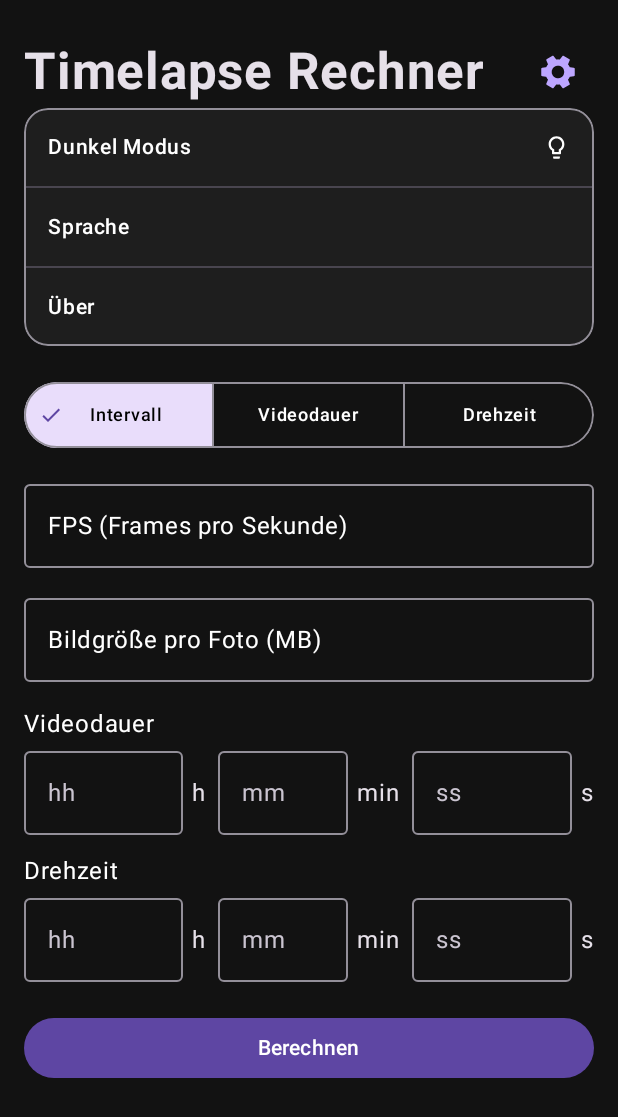
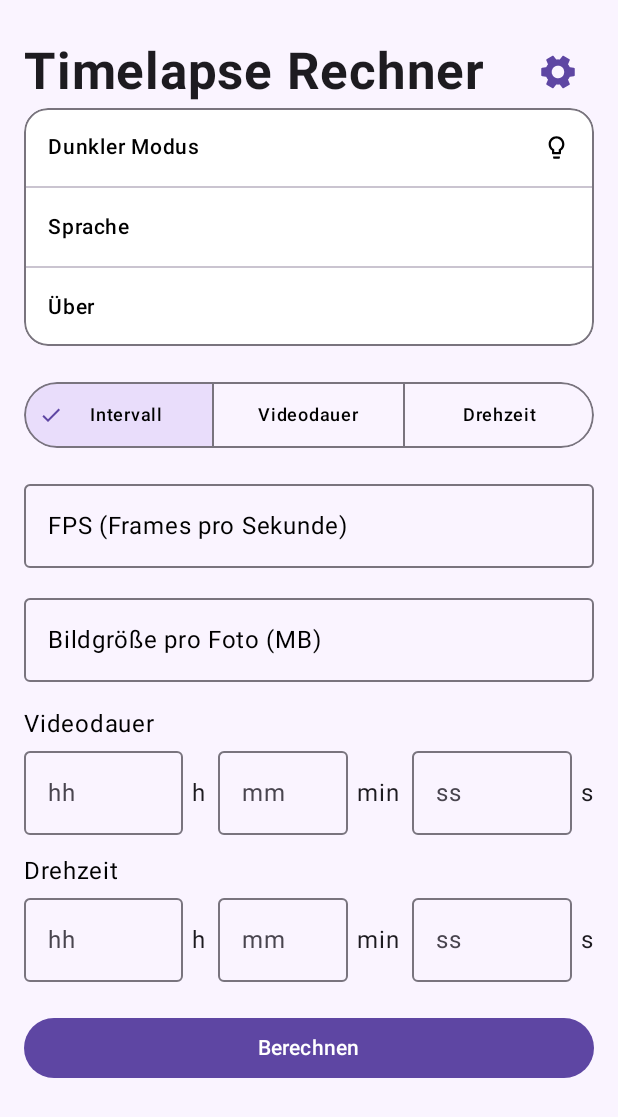
Before and after one commit to VikShepo/timelapse_calculator, an Android app built with Jetpack Compose: the screen it shows after launch (MainActivity), after a tap on "Heller Modus", on a phone screen of 412 x 824 dp. Shown: the top 1117 px of the screen. Run offline under Robolectric (Android 15) with nearby library versions, the phone set to English and light mode, and no system bars; 2 other taps on this screen came first.

Commit message:
"Heller Modus" und "Dunkler Modus" vertauscht

```diff
--- a/app/src/main/java/com/example/timelapsecalculator/MainActivity.kt
+++ b/app/src/main/java/com/example/timelapsecalculator/MainActivity.kt
@@ -233,7 +233,7 @@ fun TimelapseScreen(isDarkMode: Boolean, onToggleDark: () -> Unit) {
 						.padding(horizontal = 16.dp, vertical = 14.dp),
 					verticalAlignment = Alignment.CenterVertically
 				) {
-					val modeText = if (isDarkMode) "Dunkel Modus" else "Heller Modus"
+					val modeText = if (isDarkMode) "Heller Modus" else "Dunkler Modus"
 					Text(
 						modeText,
 						color = MaterialTheme.colorScheme.onSurface,
```
